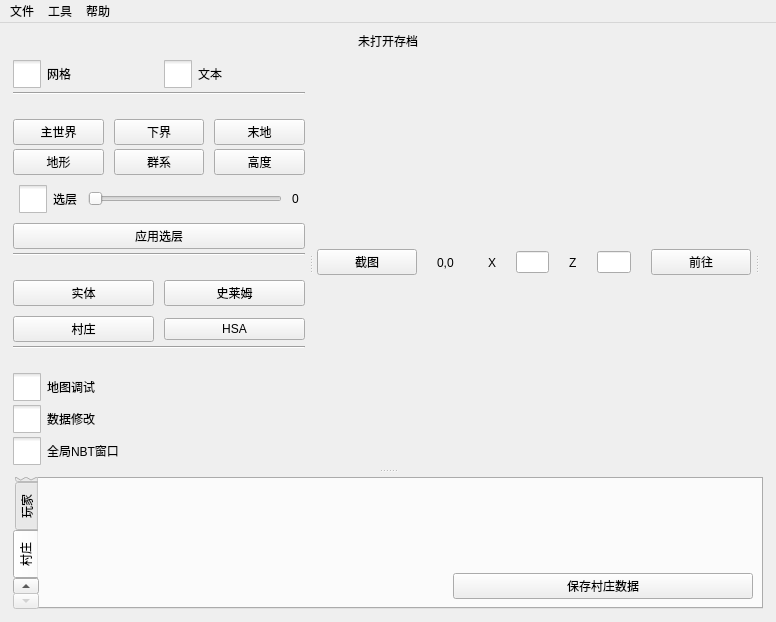
Qt form mainwindow.ui (bedrock-dev/BedrockMap) before a commit.
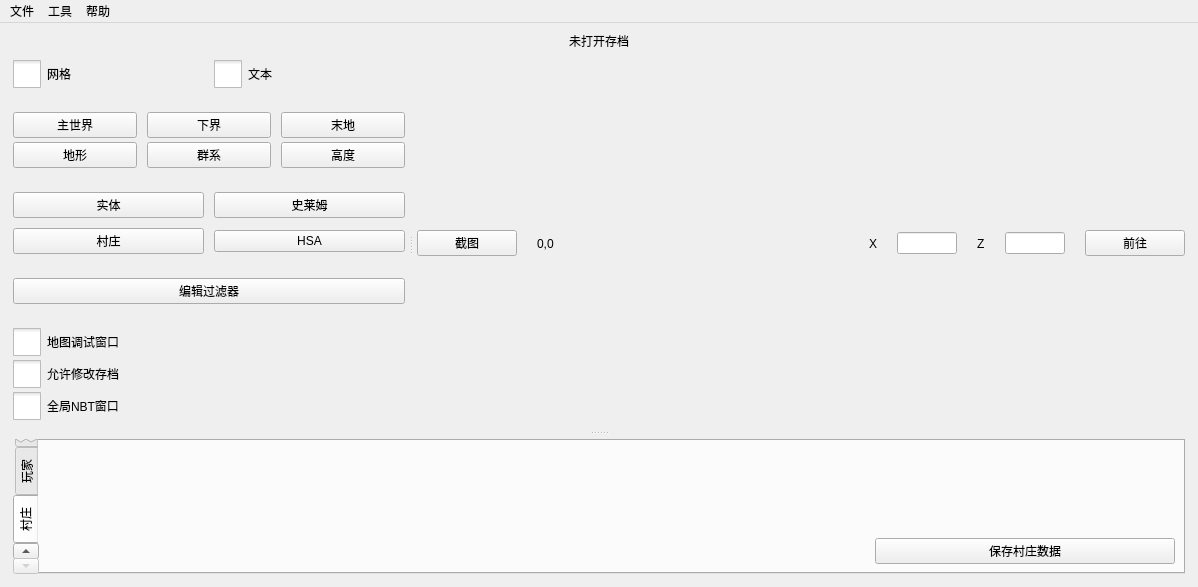
The same form after that commit. The open tabs and pages were chosen to show the change.

Patch:
```diff
--- a/mainwindow.ui
+++ b/mainwindow.ui
@@ -6,8 +6,8 @@
    <rect>
     <x>0</x>
     <y>0</y>
-    <width>776</width>
-    <height>622</height>
+    <width>1198</width>
+    <height>587</height>
    </rect>
   </property>
   <property name="windowTitle">
@@ -59,10 +59,16 @@
        <widget class="QWidget" name="control_panel_widget" native="true">
         <property name="minimumSize">
          <size>
-          <width>300</width>
+          <width>400</width>
           <height>0</height>
          </size>
         </property>
+        <property name="maximumSize">
+         <size>
+          <width>600</width>
+          <height>16777215</height>
+         </size>
+        </property>
         <layout class="QVBoxLayout" name="verticalLayout_4">
          <property name="spacing">
           <number>4</number>
@@ -124,13 +130,6 @@
            </item>
           </layout>
          </item>
-         <item>
-          <widget class="Line" name="line_3">
-           <property name="orientation">
-            <enum>Qt::Horizontal</enum>
-           </property>
-          </widget>
-         </item>
          <item>
           <layout class="QVBoxLayout" name="layer_layout">
            <property name="leftMargin">
@@ -234,68 +233,8 @@
              </item>
             </layout>
            </item>
-           <item>
-            <layout class="QHBoxLayout" name="horizontalLayout_4">
-             <property name="spacing">
-              <number>10</number>
-             </property>
-             <property name="leftMargin">
-              <number>6</number>
-             </property>
-             <property name="topMargin">
-              <number>6</number>
-             </property>
-             <property name="rightMargin">
-              <number>6</number>
-             </property>
-             <property name="bottomMargin">
-              <number>6</number>
-             </property>
-             <item>
-              <widget class="QCheckBox" name="enable_layer_checkbox">
-               <property name="styleSheet">
-                <string notr="true">QCheckBox::indicator {
-     width: 28px;
-     height: 28px;
-}</string>
-               </property>
-               <property name="text">
-                <string>选层</string>
-               </property>
-              </widget>
-             </item>
-             <item>
-              <widget class="QSlider" name="layer_slider">
-               <property name="orientation">
-                <enum>Qt::Horizontal</enum>
-               </property>
-              </widget>
-             </item>
-             <item>
-              <widget class="QLabel" name="layer_label">
-               <property name="text">
-                <string>0</string>
-               </property>
-              </widget>
-             </item>
-            </layout>
-           </item>
-           <item>
-            <widget class="QPushButton" name="refresh_cache_btn">
-             <property name="text">
-              <string>应用选层</string>
-             </property>
-            </widget>
-           </item>
           </layout>
          </item>
-         <item>
-          <widget class="Line" name="line">
-           <property name="orientation">
-            <enum>Qt::Horizontal</enum>
-           </property>
-          </widget>
-         </item>
          <item>
           <layout class="QVBoxLayout" name="object_layout">
            <property name="topMargin">
@@ -345,11 +284,18 @@
           </layout>
          </item>
          <item>
-          <widget class="Line" name="line_2">
-           <property name="orientation">
-            <enum>Qt::Horizontal</enum>
+          <layout class="QVBoxLayout" name="verticalLayout">
+           <property name="topMargin">
+            <number>20</number>
            </property>
-          </widget>
+           <item>
+            <widget class="QPushButton" name="edit_filter_btn">
+             <property name="text">
+              <string>编辑过滤器</string>
+             </property>
+            </widget>
+           </item>
+          </layout>
          </item>
          <item>
           <layout class="QVBoxLayout" name="setting_layout">
@@ -365,7 +311,7 @@
 }</string>
              </property>
              <property name="text">
-              <string>地图调试</string>
+              <string>地图调试窗口</string>
              </property>
             </widget>
            </item>
@@ -378,7 +324,7 @@
 }</string>
              </property>
              <property name="text">
-              <string>数据修改</string>
+              <string>允许修改存档</string>
              </property>
             </widget>
            </item>
@@ -458,6 +404,12 @@
                 <height>0</height>
                </size>
               </property>
+              <property name="maximumSize">
+               <size>
+                <width>100</width>
+                <height>16777215</height>
+               </size>
+              </property>
               <property name="text">
                <string>截图</string>
               </property>
@@ -465,6 +417,18 @@
             </item>
             <item>
              <widget class="QLabel" name="block_pos_label">
+              <property name="minimumSize">
+               <size>
+                <width>300</width>
+                <height>0</height>
+               </size>
+              </property>
+              <property name="maximumSize">
+               <size>
+                <width>16777215</width>
+                <height>16777215</height>
+               </size>
+              </property>
               <property name="text">
                <string>0,0</string>
               </property>
@@ -492,6 +456,12 @@
             </item>
             <item>
              <widget class="QLineEdit" name="z_edit">
+              <property name="minimumSize">
+               <size>
+                <width>60</width>
+                <height>0</height>
+               </size>
+              </property>
               <property name="maximumSize">
                <size>
                 <width>60</width>
@@ -509,6 +479,12 @@
             </item>
             <item>
              <widget class="QLineEdit" name="x_edit">
+              <property name="minimumSize">
+               <size>
+                <width>60</width>
+                <height>0</height>
+               </size>
+              </property>
               <property name="maximumSize">
                <size>
                 <width>60</width>
@@ -538,25 +514,6 @@
          </item>
         </layout>
        </widget>
-       <widget class="QWidget" name="verticalLayoutWidget_2">
-        <layout class="QVBoxLayout" name="empty_chunk_editor_layout">
-         <property name="spacing">
-          <number>4</number>
-         </property>
-         <property name="leftMargin">
-          <number>4</number>
-         </property>
-         <property name="topMargin">
-          <number>4</number>
-         </property>
-         <property name="rightMargin">
-          <number>4</number>
-         </property>
-         <property name="bottomMargin">
-          <number>4</number>
-         </property>
-        </layout>
-       </widget>
       </widget>
       <widget class="QWidget" name="global_nbt_pannel" native="true">
        <layout class="QVBoxLayout" name="global_nbt_layout">
@@ -806,7 +763,7 @@
     <rect>
      <x>0</x>
      <y>0</y>
-     <width>776</width>
+     <width>1198</width>
      <height>21</height>
     </rect>
    </property>
```
Left out of the diff: 24 changed lines with no effect on the pictures.
